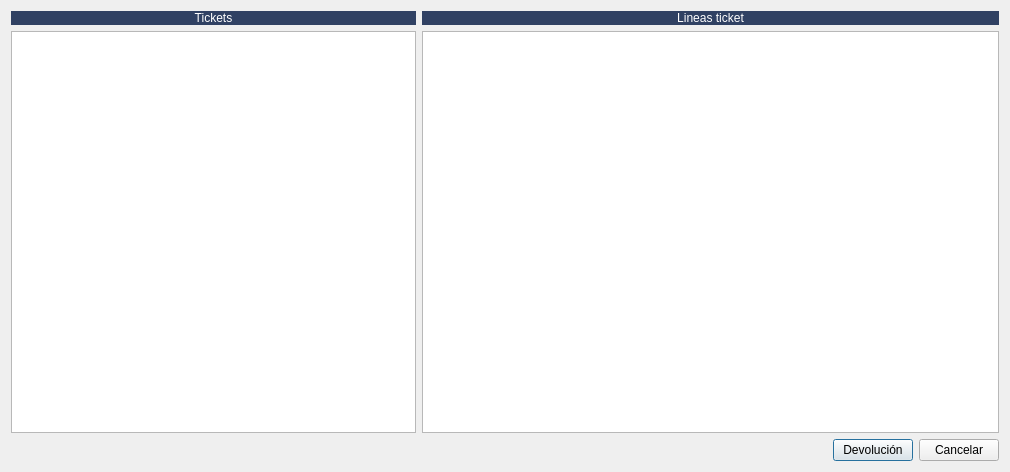
Before: the Qt Designer form TPV/frmdevolucionticket.ui in arcnexus/RedFoX, drawn with Qt 5.
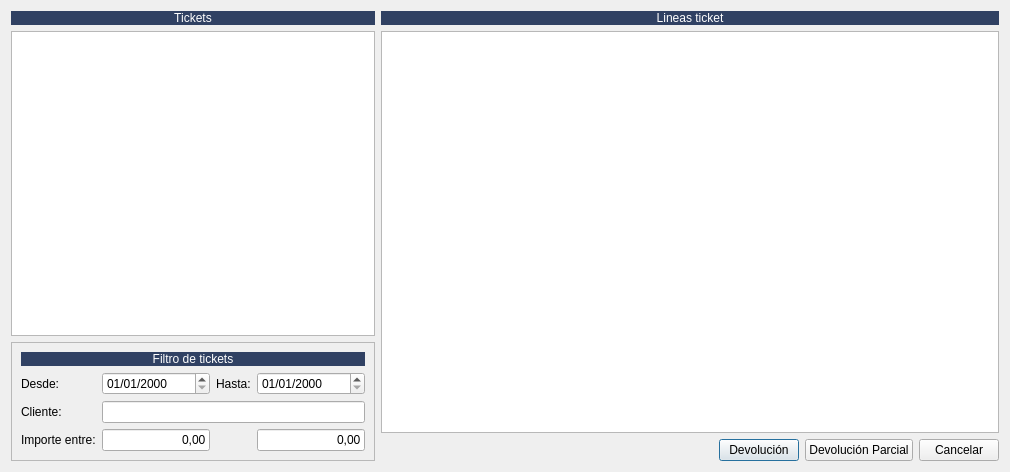
After: the same form once the commit is applied. Icons and pictures are not drawn.

```diff
--- a/TPV/frmdevolucionticket.ui
+++ b/TPV/frmdevolucionticket.ui
@@ -38,26 +38,6 @@
      </property>
     </widget>
    </item>
-   <item row="0" column="1" colspan="3">
-    <widget class="QLabel" name="lbldesglose2_2">
-     <property name="maximumSize">
-      <size>
-       <width>16777215</width>
-       <height>27</height>
-      </size>
-     </property>
-     <property name="styleSheet">
-      <string notr="true">background-color: #304163;
-color: rgb(255, 255, 255);</string>
-     </property>
-     <property name="text">
-      <string>Lineas ticket</string>
-     </property>
-     <property name="alignment">
-      <set>Qt::AlignCenter</set>
-     </property>
-    </widget>
-   </item>
    <item row="1" column="0">
     <widget class="QTableView" name="tabla_cabeceras">
      <attribute name="verticalHeaderVisible">
@@ -65,14 +45,111 @@
      </attribute>
     </widget>
    </item>
-   <item row="1" column="1" colspan="3">
+   <item row="1" column="1" rowspan="2" colspan="4">
     <widget class="QTableWidget" name="tablaLineas_tiquet_actual">
      <attribute name="verticalHeaderVisible">
       <bool>false</bool>
      </attribute>
     </widget>
    </item>
-   <item row="2" column="1">
+   <item row="2" column="0" rowspan="2">
+    <widget class="QFrame" name="frame">
+     <property name="frameShape">
+      <enum>QFrame::StyledPanel</enum>
+     </property>
+     <property name="frameShadow">
+      <enum>QFrame::Raised</enum>
+     </property>
+     <layout class="QGridLayout" name="gridLayout_2">
+      <item row="2" column="1" colspan="3">
+       <widget class="QLineEdit" name="txtCliente"/>
+      </item>
+      <item row="0" column="0" colspan="4">
+       <widget class="QLabel" name="lbldesglose2_3">
+        <property name="maximumSize">
+         <size>
+          <width>16777215</width>
+          <height>27</height>
+         </size>
+        </property>
+        <property name="styleSheet">
+         <string notr="true">background-color: #304163;
+color: rgb(255, 255, 255);</string>
+        </property>
+        <property name="text">
+         <string>Filtro de tickets</string>
+        </property>
+        <property name="alignment">
+         <set>Qt::AlignCenter</set>
+        </property>
+       </widget>
+      </item>
+      <item row="1" column="0">
+       <widget class="QLabel" name="label">
+        <property name="text">
+         <string>Desde:</string>
+        </property>
+       </widget>
+      </item>
+      <item row="1" column="2">
+       <widget class="QLabel" name="label_2">
+        <property name="text">
+         <string>Hasta:</string>
+        </property>
+       </widget>
+      </item>
+      <item row="1" column="3">
+       <widget class="QDateEdit" name="dateHasta">
+        <property name="displayFormat">
+         <string>dd/MM/yyyy</string>
+        </property>
+       </widget>
+      </item>
+      <item row="2" column="0">
+       <widget class="QLabel" name="label_3">
+        <property name="text">
+         <string>Cliente:</string>
+        </property>
+       </widget>
+      </item>
+      <item row="1" column="1">
+       <widget class="QDateEdit" name="dateDesde">
+        <property name="displayFormat">
+         <string>dd/MM/yyyy</string>
+        </property>
+       </widget>
+      </item>
+      <item row="3" column="0">
+       <widget class="QLabel" name="label_4">
+        <property name="text">
+         <string>Importe entre:</string>
+        </property>
+       </widget>
+      </item>
+      <item row="3" column="1">
+       <widget class="QLineEdit" name="txtImportemin">
+        <property name="text">
+         <string>0,00</string>
+        </property>
+        <property name="alignment">
+         <set>Qt::AlignRight|Qt::AlignTrailing|Qt::AlignVCenter</set>
+        </property>
+       </widget>
+      </item>
+      <item row="3" column="3">
+       <widget class="QLineEdit" name="txtImporteMax">
+        <property name="text">
+         <string>0,00</string>
+        </property>
+        <property name="alignment">
+         <set>Qt::AlignRight|Qt::AlignTrailing|Qt::AlignVCenter</set>
+        </property>
+       </widget>
+      </item>
+     </layout>
+    </widget>
+   </item>
+   <item row="3" column="1">
     <spacer name="horizontalSpacer">
      <property name="orientation">
       <enum>Qt::Horizontal</enum>
@@ -85,8 +162,8 @@
      </property>
     </spacer>
    </item>
-   <item row="2" column="2">
-    <widget class="QPushButton" name="pushButton">
+   <item row="3" column="2">
+    <widget class="QPushButton" name="btnDevolucion">
      <property name="text">
       <string>Devolución</string>
      </property>
@@ -96,7 +173,18 @@
      </property>
     </widget>
    </item>
-   <item row="2" column="3">
+   <item row="3" column="3">
+    <widget class="QPushButton" name="btnParcial">
+     <property name="text">
+      <string>Devolución Parcial</string>
+     </property>
+     <property name="icon">
+      <iconset resource="../maya.qrc">
+       <normaloff>:/Icons/PNG/partial.png</normaloff>:/Icons/PNG/partial.png</iconset>
+     </property>
+    </widget>
+   </item>
+   <item row="3" column="4">
     <widget class="QPushButton" name="pushButton_4">
      <property name="text">
       <string>Cancelar</string>
@@ -107,6 +195,26 @@
      </property>
     </widget>
    </item>
+   <item row="0" column="1" colspan="4">
+    <widget class="QLabel" name="lbldesglose2_2">
+     <property name="maximumSize">
+      <size>
+       <width>16777215</width>
+       <height>27</height>
+      </size>
+     </property>
+     <property name="styleSheet">
+      <string notr="true">background-color: #304163;
+color: rgb(255, 255, 255);</string>
+     </property>
+     <property name="text">
+      <string>Lineas ticket</string>
+     </property>
+     <property name="alignment">
+      <set>Qt::AlignCenter</set>
+     </property>
+    </widget>
+   </item>
   </layout>
  </widget>
  <resources>
```
Left out of the diff: 6 changed lines with no effect on the pictures.
